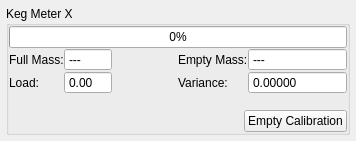
halobrewery/kegmeter, file keg_meter_controller/KegMeterController/kegmeter.ui: the form before one commit.
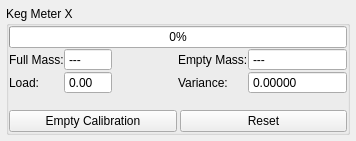
The form after the commit.

Commit message: Refactored serial code to separate class in prep for possible TCP/IP comm instead. More work on arduino variance etc. ... going to move towards the arduino being stupid instead of doing all the filtering and autonomous measuring.

Patch:
```diff
--- a/keg_meter_controller/KegMeterController/kegmeter.ui
+++ b/keg_meter_controller/KegMeterController/kegmeter.ui
@@ -187,19 +187,9 @@
       </item>
       <item>
        <layout class="QHBoxLayout" name="horizontalLayout">
-        <item>
-         <spacer name="horizontalSpacer">
-          <property name="orientation">
-           <enum>Qt::Horizontal</enum>
-          </property>
-          <property name="sizeHint" stdset="0">
-           <size>
-            <width>40</width>
-            <height>20</height>
-           </size>
-          </property>
-         </spacer>
-        </item>
+        <property name="spacing">
+         <number>3</number>
+        </property>
         <item>
          <widget class="QPushButton" name="emptyCalBtn">
           <property name="text">
@@ -207,6 +197,13 @@
           </property>
          </widget>
         </item>
+        <item>
+         <widget class="QPushButton" name="resetBtn">
+          <property name="text">
+           <string>Reset</string>
+          </property>
+         </widget>
+        </item>
        </layout>
       </item>
      </layout>
```
Left out of the diff: 6 changed lines with no effect on the pictures. The commit also changes 21 other files.
